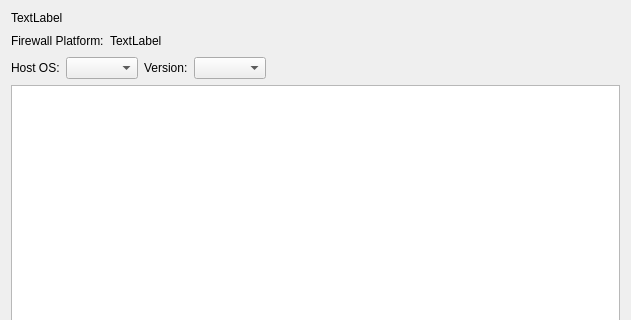
Qt form src/libgui/importFirewallConfigurationWizard/ic_platformwarningpage_q.ui (fwbuilder/fwbuilder) before a commit; both pictures show x 0 to 631 and y 0 to 320 of the 631 by 710 pixel window.
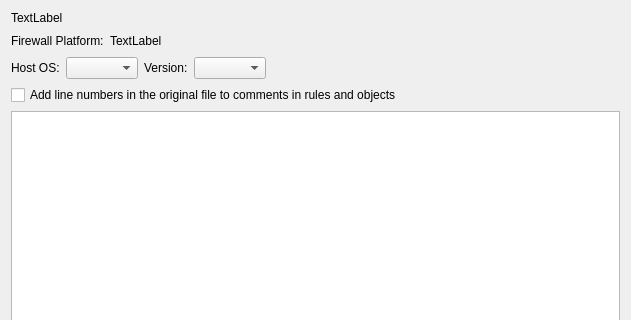
The same form after that commit.

Commit message: see #2552 "PF import: add ability to suppress comments referring to line numbers in the original file".

Patch:
```diff
--- a/src/libgui/importFirewallConfigurationWizard/ic_platformwarningpage_q.ui
+++ b/src/libgui/importFirewallConfigurationWizard/ic_platformwarningpage_q.ui
@@ -13,10 +13,8 @@
   <property name="windowTitle">
    <string>WizardPage</string>
   </property>
-  <layout class="QGridLayout" name="gridLayout_3">
-   <item row="0" column="0">
     <layout class="QGridLayout" name="gridLayout_2">
-     <item row="0" column="0" colspan="4">
+   <item row="0" column="0" colspan="3">
       <widget class="QLabel" name="platformSpecificWarning">
        <property name="text">
         <string>TextLabel</string>
@@ -40,21 +38,21 @@
        </property>
       </widget>
      </item>
-     <item row="1" column="2" colspan="2">
+   <item row="1" column="2">
       <spacer name="horizontalSpacer">
        <property name="orientation">
         <enum>Qt::Horizontal</enum>
        </property>
        <property name="sizeHint" stdset="0">
         <size>
-         <width>388</width>
+       <width>442</width>
          <height>20</height>
         </size>
        </property>
       </spacer>
      </item>
      <item row="2" column="0" colspan="3">
-      <widget class="QFrame" name="hostOSAndVersionFrame">
+    <widget class="QFrame" name="importOptionsFrame">
        <property name="frameShape">
         <enum>QFrame::NoFrame</enum>
        </property>
@@ -85,25 +83,33 @@
         <item row="0" column="3">
          <widget class="QComboBox" name="version"/>
         </item>
-       </layout>
-      </widget>
-     </item>
-     <item row="2" column="3">
+      <item row="0" column="4">
       <spacer name="horizontalSpacer_2">
        <property name="orientation">
         <enum>Qt::Horizontal</enum>
        </property>
+        <property name="sizeType">
+         <enum>QSizePolicy::Expanding</enum>
+        </property>
        <property name="sizeHint" stdset="0">
         <size>
-         <width>258</width>
+          <width>329</width>
          <height>20</height>
         </size>
        </property>
       </spacer>
      </item>
-    </layout>
+      <item row="1" column="0" colspan="5">
+       <widget class="QCheckBox" name="addStandardComments">
+        <property name="text">
+         <string>Add line numbers in the original file to comments in rules and objects</string>
+        </property>
+       </widget>
+      </item>
+     </layout>
+    </widget>
    </item>
-   <item row="1" column="0">
+   <item row="3" column="0" colspan="3">
     <widget class="QTextBrowser" name="configFileBrowser"/>
    </item>
   </layout>
```
Lines whose indentation alone changed are shown as unchanged. The commit also changes 14 other files.
